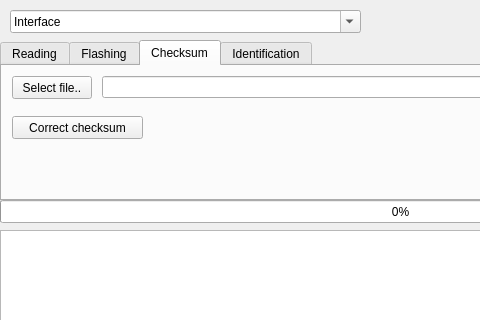
Above: flasher/gkflasher.ui from Dante383/GKFlasher before the change; both pictures show x 0 to 480 and y 0 to 320 of the 800 by 600 pixel window. Below: the same form after it.
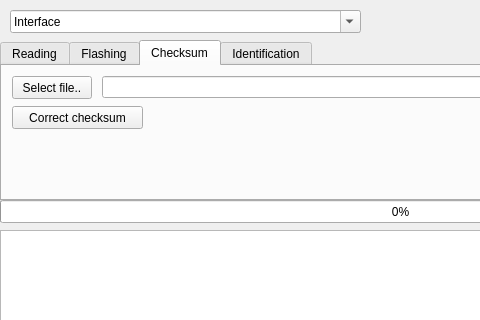
That is the form after the change. The open tabs and pages were chosen to show the change. Icons and pictures are not drawn.

Diff of the .ui file:
```diff
--- a/flasher/gkflasher.ui
+++ b/flasher/gkflasher.ui
@@ -216,7 +216,7 @@
      <property name="geometry">
       <rect>
        <x>10</x>
-       <y>50</y>
+       <y>40</y>
        <width>131</width>
        <height>23</height>
       </rect>
```
Left out of the diff: 4 changed lines with no effect on the pictures.
